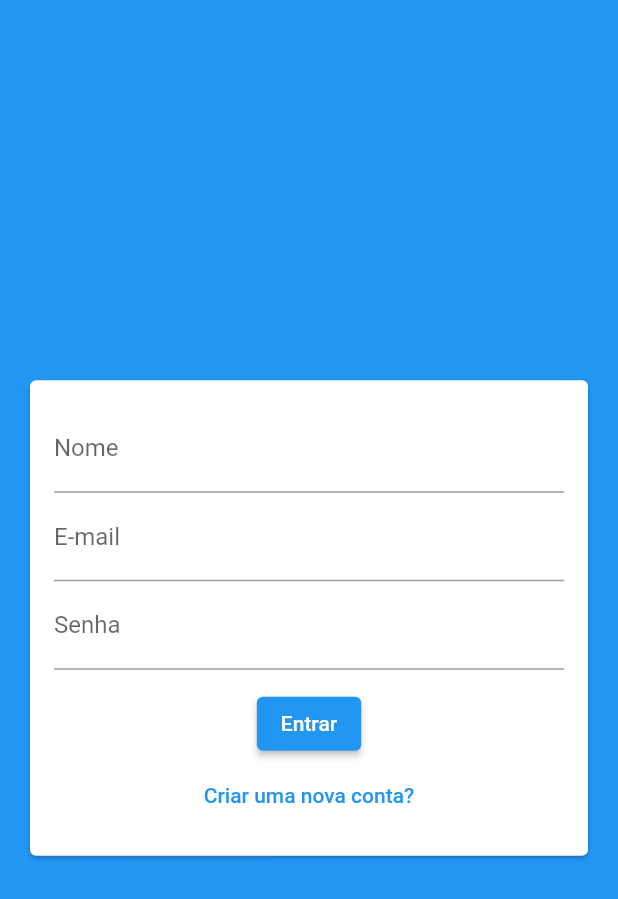
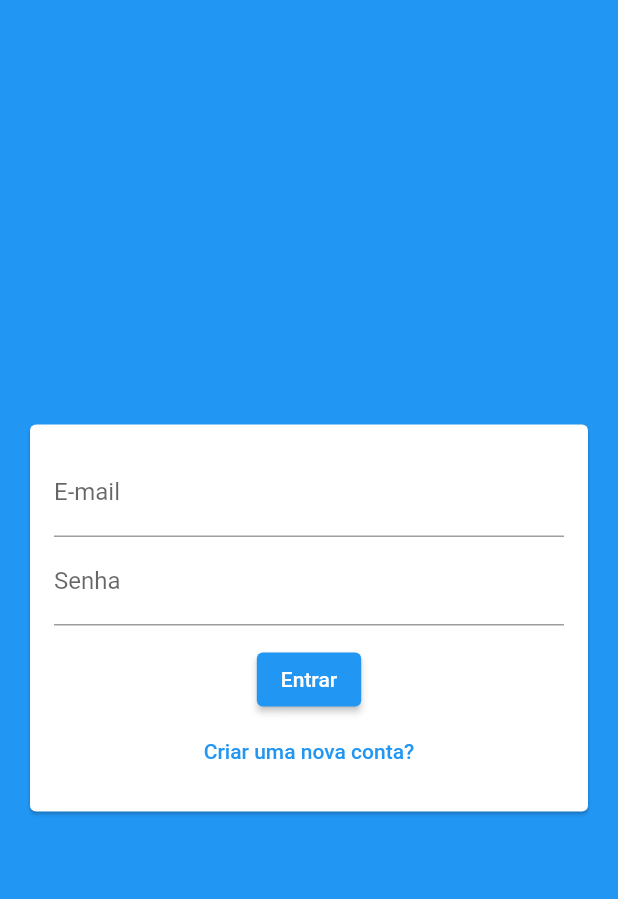
Before and after one commit to LuizRoberto18/chat_app, a Flutter app: the screen it shows after launch, after a tap on "Entrar", on a phone screen of 412 x 824 dp. Shown: the top 899 px of the screen. Run offline on Flutter 3.47's test engine with Material 2 defaults, Android fonts, the phone set to English and light mode, and no system bars.

```diff
--- a/lib/components/auth_form.dart
+++ b/lib/components/auth_form.dart
@@ -1,7 +1,22 @@
+import 'package:chat/models/auth_form_data.dart';
 import 'package:flutter/material.dart';
 
-class AuthForm extends StatelessWidget {
+class AuthForm extends StatefulWidget {
   const AuthForm({Key? key}) : super(key: key);
+
+  @override
+  State<AuthForm> createState() => _AuthFormState();
+}
+
+class _AuthFormState extends State<AuthForm> {
+  final _formKey = GlobalKey<FormState>();
+  final _authData = AuthFormData();
+
+  void _submit() {
+    final isValid = _formKey.currentState?.validate() ?? false;
+    if (!isValid) return;
+
+  }
 
   @override
   Widget build(BuildContext context) {
@@ -12,30 +27,67 @@ class AuthForm extends StatelessWidget {
         child: Form(
           child: Column(
             children: [
+              if (_authData.isSignup)
+                TextFormField(
+                  key: const ValueKey('name'),
+                  initialValue: _authData.name,
+                  onChanged: (name) => _authData.name = name,
+                  validator: (_name) {
+                    final name = _name ?? "";
+                    if (name.trim().length < 5) {
+                      return 'O nome deve ter no minimo 5 caracteres.';
+                    }
+                    return null;
+                  },
+                  decoration: const InputDecoration(
+                    labelText: "Nome",
+                  ),
+                ),
               TextFormField(
-                decoration: InputDecoration(
-                  labelText: "Nome",
-                ),
-              ),
-              TextFormField(
-                decoration: InputDecoration(
+                key: const ValueKey('email'),
+                initialValue: _authData.email,
+                onChanged: (email) => _authData.email = email,
+                validator: (_email) {
+                  final email = _email ?? "";
+                  if (!email.contains('@')) {
+                    return 'E-mail informado não é valido.';
+                  }
+                  return null;
+                },
+                decoration: const InputDecoration(
                   labelText: "E-mail",
                 ),
               ),
               TextFormField(
+                key: const ValueKey('password'),
                 obscureText: true,
-                decoration: InputDecoration(
+                initialValue: _authData.password,
+                onChanged: (password) => _authData.password = password,
+                validator: (_password) {
+                  final password = _password ?? "";
+                  if (password.length < 6) {
+                    return 'A senha deve ter no minimo 6 caracteres.';
+                  }
+                  return null;
+                },
+                decoration: const InputDecoration(
                   labelText: "Senha",
                 ),
               ),
-              SizedBox(height: 12),
+              const SizedBox(height: 12),
               ElevatedButton(
-                onPressed: () {},
-                child: Text("Entrar"),
+                onPressed: _submit,
+                child: Text(_authData.isLogin ? "Entrar" : "Cadastrar"),
               ),
               TextButton(
-                onPressed: () {},
-                child: Text("Criar uma nova conta?"),
+                onPressed: () {
+                  setState(() {
+                    _authData.toggleAuthMode();
+                  });
+                },
+                child: Text(
+                  _authData.isLogin ? "Criar uma nova conta?" : "Já possui conta?",
+                ),
               ),
             ],
           ),
```
